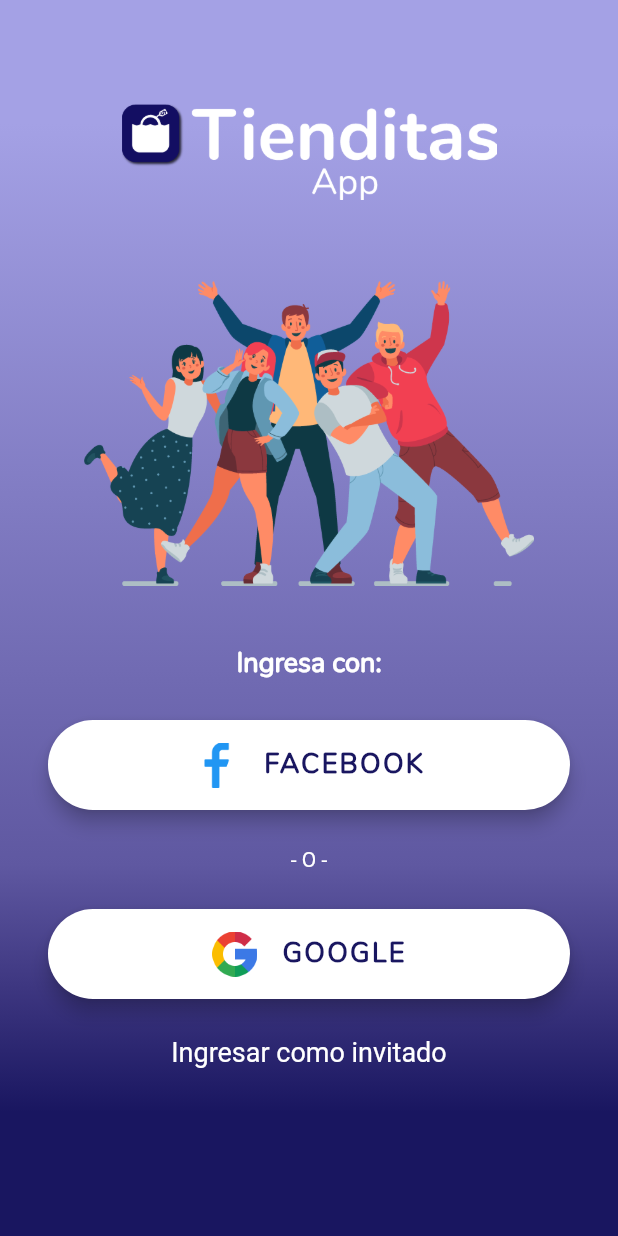
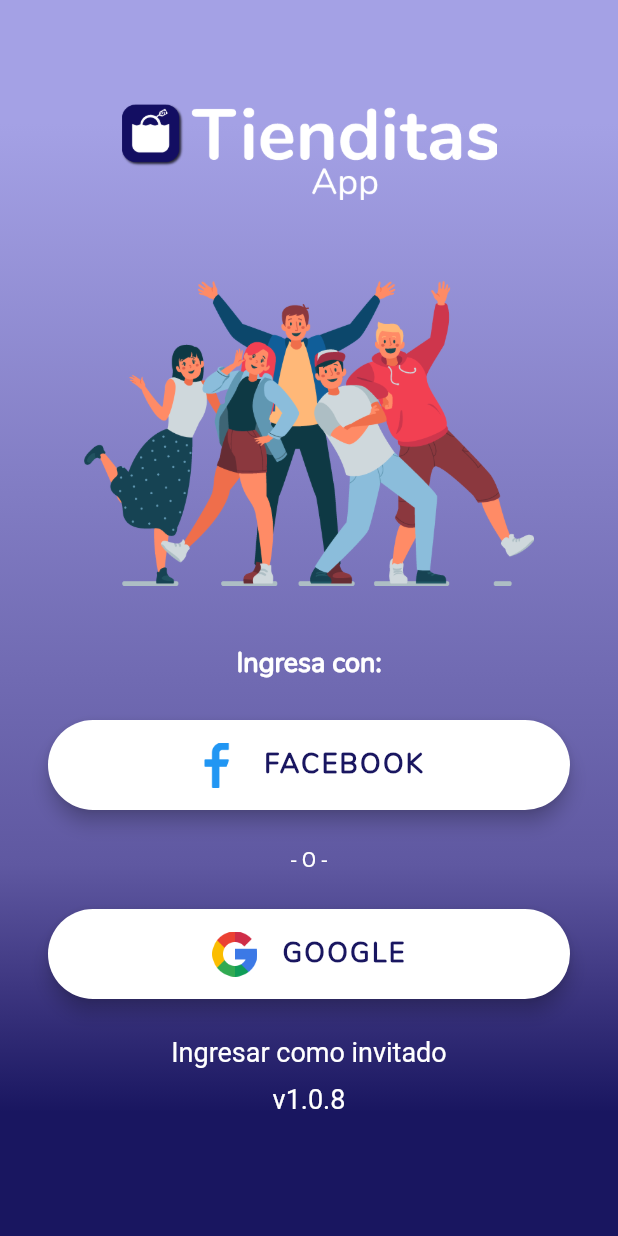
Before and after one commit to marioki/Tienditas-Mobile-App-PU, a Flutter app: the screen it shows after launch, on a phone screen of 412 x 824 dp. Run offline on Flutter 3.47's test engine with Material 2 defaults, Android fonts, the phone set to English and light mode, and no system bars; our stand-ins replace badges, firebase_auth, google_sign_in, image_picker, package_info, progress_dialog and 1 more; missing offline and left inert: credit_card; accounts and stored records are empty.

Commit message:
Version Number on login Page

```diff
--- a/lib/src/pages/login_page.dart
+++ b/lib/src/pages/login_page.dart
@@ -1,11 +1,12 @@
-import 'package:app_tiendita/src/pages/store_front.dart';
 import 'package:app_tiendita/src/state_providers/login_state.dart';
 import 'package:app_tiendita/src/tienditas_themes/my_themes.dart';
 import 'package:app_tiendita/src/utils/constants.dart';
 import 'package:flutter/material.dart';
 import 'package:flutter/services.dart';
+import 'package:package_info/package_info.dart';
+import 'package:progress_dialog/progress_dialog.dart';
 import 'package:provider/provider.dart';
-import 'package:progress_dialog/progress_dialog.dart';
+
 import 'custom_web_view.dart';
 
 class LoginPage extends StatefulWidget {
@@ -163,7 +164,6 @@
     );
   }
 
-
   Widget _buildSignupBtn() {
     return GestureDetector(
       onTap: () {
@@ -305,7 +305,28 @@
                         ),
                       ),
                       _buildGoogleBtn(),
-                      _buildAnonymous()
+                      _buildAnonymous(),
+                      SizedBox(
+                        height: 10,
+                      ),
+                      FutureBuilder(
+                        future: getVersionNumber(),
+                        builder: (BuildContext context,
+                            AsyncSnapshot<dynamic> snapshot) {
+                          if (snapshot.hasData) {
+                            return Text(
+                              'v${snapshot.data}',
+                              style: TextStyle(
+                                color: Colors.white,
+                                fontSize: 18.0,
+                                fontWeight: FontWeight.normal,
+                              ),
+                            );
+                          } else {
+                            return Container();
+                          }
+                        },
+                      ),
                     ],
                   ),
                 ),
@@ -358,4 +379,11 @@
     Provider.of<LoginState>(context, listen: false)
         .signInWithFacebook(result, context);
   }
+
+  Future<String> getVersionNumber() async {
+    PackageInfo packageInfo = await PackageInfo.fromPlatform();
+    String version = packageInfo.version;
+
+    return version;
+  }
 }
--- a/pubspec.yaml
+++ b/pubspec.yaml
@@ -15,7 +15,7 @@
 # In iOS, build-name is used as CFBundleShortVersionString while build-number used as CFBundleVersion.
 # Read more about iOS versioning at
 # https://developer.apple.com/library/archive/documentation/General/Reference/InfoPlistKeyReference/Articles/CoreFoundationKeys.html
-version: 1.0.5+5
+version: 1.0.8+8
 
 environment:
   sdk: ">=2.7.0 <3.0.0"
@@ -40,6 +40,8 @@
   flutter_cache_manager: ^1.4.2
   pull_to_refresh: ^1.6.2
   badges: ^1.1.4
+  package_info: ^0.4.3
+
 
 
 
```
Also changed, not shown: pubspec.lock.
